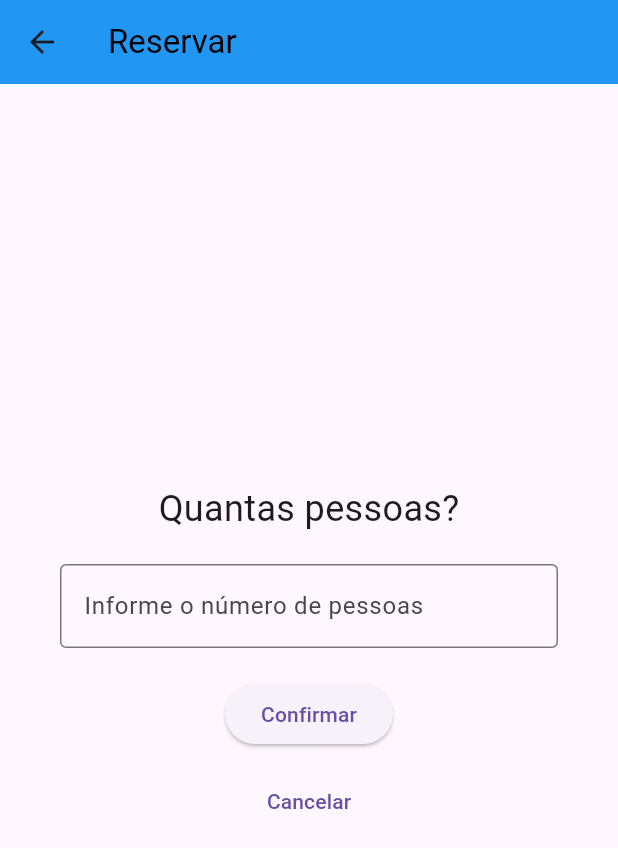
After one commit to Z3uziks/AppTizer, a Flutter app: the RestaurantMenu screen opened directly, after a tap on "Reservar", on a phone screen of 412 x 824 dp. The commit adds this screen. Shown: the top 848 px of the screen. Run offline on Flutter 3.47's test engine with Material 3 defaults, Android fonts, the phone set to English and light mode, and no system bars; our stand-ins replace chat_bubbles, cloud_firestore, firebase_auth, firebase_core, firebase_storage, flutter_local_notifications and 9 more; accounts and stored records are empty.

Commit message:
added the menu page and the reserve page

```diff
--- /dev/null
+++ b/lib/home_screens/menus/reserve_page.dart
@@ -0,0 +1,54 @@
+import 'package:flutter/material.dart';
+
+class ReservePage extends StatelessWidget {
+  const ReservePage({Key? key}) : super(key: key);
+
+  @override
+  Widget build(BuildContext context) {
+    return Scaffold(
+      appBar: AppBar(
+        title: const Text(
+          'Reservar',
+          style: TextStyle(color: Colors.black),
+        ),
+        backgroundColor: Colors.blue,
+      ),
+      body: Center(
+        child: Column(
+          mainAxisAlignment: MainAxisAlignment.center,
+          children: [
+            const Text(
+              'Quantas pessoas?',
+              style: TextStyle(fontSize: 24),
+            ),
+            const SizedBox(height: 20),
+            const Padding(
+              padding: EdgeInsets.symmetric(horizontal: 40),
+              child: TextField(
+                keyboardType: TextInputType.number,
+                decoration: InputDecoration(
+                  hintText: 'Informe o número de pessoas',
+                  border: OutlineInputBorder(),
+                ),
+              ),
+            ),
+            const SizedBox(height: 20),
+            ElevatedButton(
+              onPressed: () {
+                // Implement Confirmar button functionality
+              },
+              child: const Text('Confirmar'),
+            ),
+            const SizedBox(height: 10),
+            TextButton(
+              onPressed: () {
+                // Implement Cancelar button functionality
+              },
+              child: const Text('Cancelar'),
+            ),
+          ],
+        ),
+      ),
+    );
+  }
+}
--- /dev/null
+++ b/lib/home_screens/restaurant_menu.dart
@@ -0,0 +1,105 @@
+import 'package:flutter/material.dart';
+import 'package:tastybite/home_screens/menus/reserve_page.dart';
+
+class RestaurantMenu extends StatelessWidget {
+  const RestaurantMenu({Key? key}) : super(key: key);
+
+  // Mapping between menu item titles and page routes
+  static final Map<String, Widget> menuRoutes = {
+    "Pratos": const MenuItemPage(title: "Pratos"),
+    "Reservar": const ReservePage(),
+    "Bebidas": const MenuItemPage(title: "Bebidas"),
+    "Detalhes": const MenuItemPage(title: "Detalhes"),
+  };
+
+  @override
+  Widget build(BuildContext context) {
+    return Scaffold(
+      appBar: AppBar(
+        title: const Text(
+          'Menu do Restaurante',
+          style: TextStyle(color: Colors.black),
+        ),
+        backgroundColor: Colors.blue,
+      ),
+      body: GridView.count(
+        crossAxisCount: 2,
+        children: [
+          /*
+          buildMenuItem(context, "Entradas", Icons.food_bank),
+          buildMenuItem(context, "Pratos do dia", Icons.restaurant_menu),
+          buildMenuItem(context, "Outros pratos", Icons.fastfood),
+          buildMenuItem(context, "Bebidas", Icons.local_drink),
+          buildMenuItem(context, "Sobremesas", Icons.cake),
+          buildMenuItem(context, "Acompanhamentos", Icons.local_dining),
+          */
+          buildMenuItem(context, "Pratos", Icons.food_bank),
+          buildMenuItem(context, "Reservar", Icons.event),
+          buildMenuItem(context, "Bebidas", Icons.local_drink),
+          buildMenuItem(context, "Detalhes", Icons.info),
+        ],
+      ),
+    );
+  }
+
+  Widget buildMenuItem(BuildContext context, String title, IconData icon) {
+    return GestureDetector(
+      onTap: () {
+        // Navigate to a new page here
+        Navigator.push(
+          context,
+          MaterialPageRoute(builder: (context) => menuRoutes[title]!),
+        );
+      },
+      child: Container(
+        margin: const EdgeInsets.all(10),
+        padding: const EdgeInsets.all(10),
+        decoration: BoxDecoration(
+          color: Colors.blue.shade200,
+          borderRadius: BorderRadius.circular(10),
+        ),
+        child: Column(
+          mainAxisAlignment: MainAxisAlignment.center,
+          children: [
+            Icon(
+              icon,
+              size: 150,
+              color: Colors.black,
+            ),
+            const SizedBox(height: 10),
+            Text(
+              title,
+              style: const TextStyle(
+                fontSize: 20,
+                fontWeight: FontWeight.bold,
+              ),
+              textAlign: TextAlign.center,
+            ),
+
+          ],
+        ),
+      ),
+    );
+  }
+}
+
+class MenuItemPage extends StatelessWidget {
+  final String title;
+
+  const MenuItemPage({Key? key, required this.title}) : super(key: key);
+
+  @override
+  Widget build(BuildContext context) {
+    return Scaffold(
+      appBar: AppBar(
+        title: Text(title),
+      ),
+      body: Center(
+        child: Text(
+          'This is the page for $title',
+          style: const TextStyle(fontSize: 24),
+        ),
+      ),
+    );
+  }
+}
--- a/lib/screens_builder.dart
+++ b/lib/screens_builder.dart
@@ -7,6 +7,7 @@ import 'package:tastybite/util/wallet.dart';
 import 'package:provider/provider.dart';
 import 'package:tastybite/home_screens/home_screen/home_screen.dart';
 import 'package:tastybite/home_screens/menu_screen.dart';
+import 'package:tastybite/home_screens/restaurant_menu.dart';
 import 'package:tastybite/home_screens/wallet_screen.dart';
 import 'package:tastybite/home_screens/orders_status_screen.dart';
 import 'package:tastybite/util/logout.dart';
@@ -31,7 +32,8 @@ class ScreenBuilder extends StatelessWidget {
 
   List<Widget> _buildScreens() {
     return [
-      MenuScreen(user: user),
+      //MenuScreen(user: user),
+      const RestaurantMenu(),
       const OrdersStatusScreen(),
       HomeScreen(user: user),
       const WalletScreen(),
```
